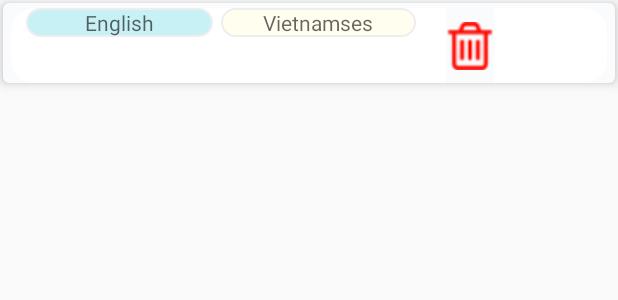
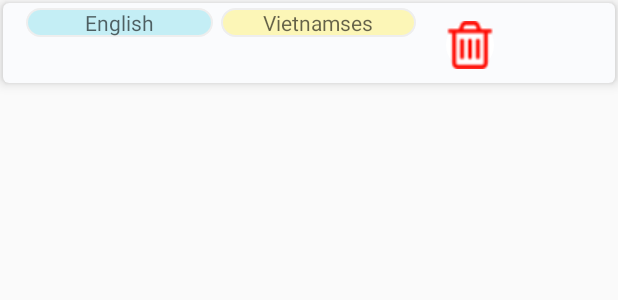
Before and after one commit to NguyenHoaiNhi/androidgroup7, an Android app: the layout word_item.xml on its own in the app's theme, with its tools: preview values and no code run, on a phone screen of 412 x 824 dp. Shown: the top 300 px of the screen. Run offline under Robolectric (Android 15) with nearby library versions, the phone set to English and light mode, and no system bars.

Commit message:
update screen 2 layout

```diff
--- a/nhinguyen/app/src/main/java/com/nhinguyen/translate/Fragment/FavoriteFragment.kt
+++ b/nhinguyen/app/src/main/java/com/nhinguyen/translate/Fragment/FavoriteFragment.kt
@@ -25,6 +25,8 @@ import java.util.*
 import kotlin.collections.ArrayList
 import kotlin.concurrent.schedule
 import android.content.DialogInterface
+import android.graphics.Color
+
 //import android.R
 
 
@@ -47,6 +49,7 @@ class FavoriteFragment: Fragment() {
     }
 
     override fun onViewCreated(view: View, savedInstanceState: Bundle?) {
+
         initRoomDatabase()
 
         setupRecycleView()
--- a/nhinguyen/app/src/main/res/drawable/background.xml
+++ b/nhinguyen/app/src/main/res/drawable/background.xml
@@ -1,12 +1,12 @@
 <?xml version="1.0" encoding="utf-8"?>
 <selector xmlns:android="http://schemas.android.com/apk/res/android">
- <item>
+<item>
     <shape xmlns:android="http://schemas.android.com/apk/res/android"
            android:shape="rectangle">
         <solid android:color="#14FFEB3B" />
 
         <stroke
-                android:color="#EEEEEE"
+                android:color="#14FFEB3B"
                 android:width="1dp"
         />
         <corners
@@ -14,5 +14,5 @@
 
 
     </shape>
- </item>
+</item>
 </selector>
--- /dev/null
+++ b/nhinguyen/app/src/main/res/drawable/background1.xml
@@ -0,0 +1,18 @@
+<?xml version="1.0" encoding="utf-8"?>
+<selector xmlns:android="http://schemas.android.com/apk/res/android">
+    <item>
+        <shape xmlns:android="http://schemas.android.com/apk/res/android"
+               android:shape="rectangle">
+            <solid android:color="#5CFFEB3B" />
+
+            <stroke
+                    android:color="#EEEEEE"
+                    android:width="1dp"
+            />
+            <corners
+                    android:radius="20dp"/>
+
+
+        </shape>
+    </item>
+</selector>
--- a/nhinguyen/app/src/main/res/layout/word_item.xml
+++ b/nhinguyen/app/src/main/res/layout/word_item.xml
@@ -8,13 +8,14 @@
         android:layout_margin="2dp"
         app:cardCornerRadius="4dp"
         android:orientation="vertical"
+        android:id="@+id/iBackground"
+        android:background="@drawable/backgroung1"
         android:layout_width="match_parent"
         android:layout_height="wrap_content">
 
 
     <LinearLayout
             android:orientation="horizontal"
-            android:background="@drawable/backgroung1"
             android:layout_width="match_parent"
             android:layout_height="wrap_content"
             android:layout_marginLeft="5dp"
@@ -58,7 +59,7 @@
 
             <TextView
                     android:id="@+id/language2"
-                    android:background="@drawable/background"
+                    android:background="@drawable/background1"
                     android:textAlignment="center"
                     android:hint="Vietnamses"
                     android:layout_width="match_parent"
@@ -74,14 +75,20 @@
 
         </LinearLayout>
 
-
-        <ImageButton
-                android:layout_marginLeft="20dp"
-                android:id="@+id/btnRemove"
-                android:background="#FAFBFD"
+        <RelativeLayout
                 android:layout_width="wrap_content"
                 android:layout_height="match_parent"
-                android:src="@drawable/trash"/>
+                android:layout_marginLeft="20dp">
+
+            <ImageButton
+                    android:layout_centerVertical="true"
+                    android:id="@+id/btnRemove"
+                    android:background="@drawable/backgroung1"
+                    android:layout_width="wrap_content"
+                    android:layout_height="wrap_content"
+                    android:src="@drawable/trash"/>
+
+        </RelativeLayout>
 
 
     </LinearLayout>
```
Also changed, not shown: nhinguyen/app/src/main/java/com/nhinguyen/translate/ROOM/WordAdapter.kt (+9 -0 lines), nhinguyen/app/src/main/res/drawable/backgroung2.xml (added, +19 -0 lines), nhinguyen/app/src/main/res/layout/activity_save.xml (+10 -5 lines), nhinguyen/app/src/main/res/layout/fragment_favorite.xml (+14 -6 lines).
